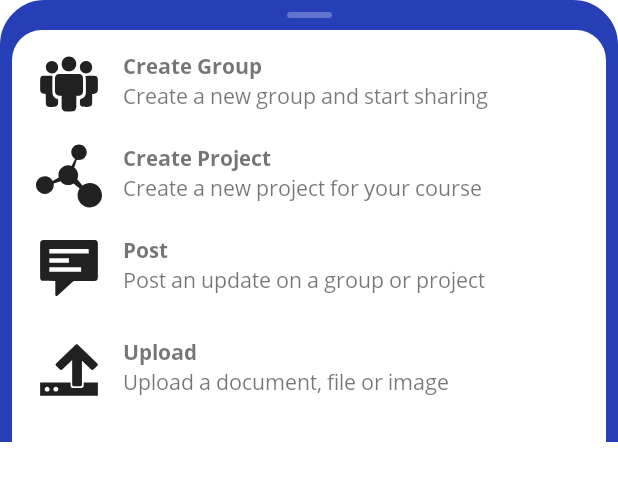
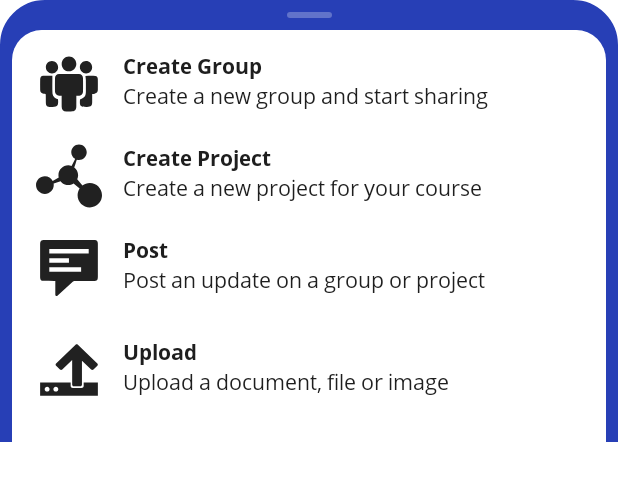
Before and after one commit to gabenrlorseb/elgs, an Android app: the layout bottom_sheet_create.xml on its own in the app's theme, with its tools: preview values and no code run, on a phone screen of 412 x 824 dp. Shown: the top 481 px of the screen. Run offline under Robolectric (Android 15) with nearby library versions, the phone set to English and light mode, and no system bars.

Commit message:
Fix bottom_sheet_create.xml

```diff
--- a/unijet/src/main/res/layout/bottom_sheet_create.xml
+++ b/unijet/src/main/res/layout/bottom_sheet_create.xml
@@ -47,12 +47,14 @@
                 android:layout_width="wrap_content"
                 android:layout_height="wrap_content"
                 android:text="@string/create_group"
+                android:textColor="#FF1E1E1E"
                 android:fontFamily="@font/open_sans_bold" />
 
             <TextView
                 android:layout_width="wrap_content"
                 android:layout_height="wrap_content"
                 android:text="@string/create_group_subtitle"
+                android:textColor="#FF1E1E1E"
                 android:fontFamily="@font/open_sans" />
 
         </LinearLayout>
@@ -82,12 +84,14 @@
                 android:layout_width="wrap_content"
                 android:layout_height="wrap_content"
                 android:text="@string/create_project"
+                android:textColor="#FF1E1E1E"
                 android:fontFamily="@font/open_sans_bold" />
 
             <TextView
                 android:layout_width="wrap_content"
                 android:layout_height="wrap_content"
                 android:text="@string/create_project_subtitle"
+                android:textColor="#FF1E1E1E"
                 android:fontFamily="@font/open_sans" />
 
         </LinearLayout>
@@ -117,9 +121,11 @@
                 android:layout_width="wrap_content"
                 android:layout_height="wrap_content"
                 android:text="@string/post_option_title"
+                android:textColor="#FF1E1E1E"
                 android:fontFamily="@font/open_sans_bold" />
 
             <TextView
+                android:textColor="#FF1E1E1E"
                 android:layout_width="wrap_content"
                 android:layout_height="wrap_content"
                 android:text="@string/post_option_subtitle"
@@ -150,12 +156,14 @@
             android:orientation="vertical">
 
             <TextView
+                android:textColor="#FF1E1E1E"
                 android:layout_width="wrap_content"
                 android:layout_height="wrap_content"
                 android:text="@string/upload_title"
                 android:fontFamily="@font/open_sans_bold" />
 
             <TextView
+                android:textColor="#FF1E1E1E"
                 android:layout_width="wrap_content"
                 android:layout_height="wrap_content"
                 android:text="@string/upload_subtitle"
```
